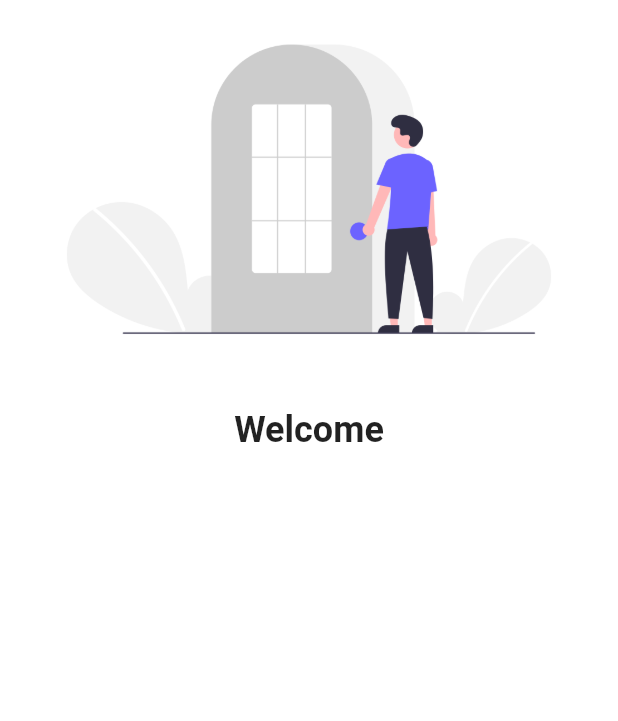
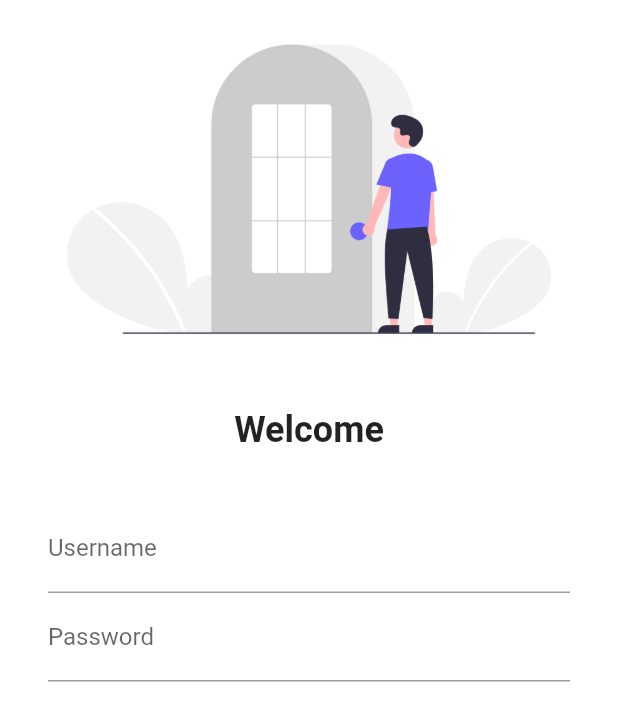
Before and after one commit to musfiqur552608/Catalog_Flutter_APP, a Flutter app: the screen it shows after launch, on a phone screen of 412 x 824 dp. Shown: the top 721 px of the screen. Run offline on Flutter 3.47's test engine with Material 2 defaults, Android fonts, the phone set to English and light mode, and no system bars.

```diff
--- a/lib/pages/login_page.dart
+++ b/lib/pages/login_page.dart
@@ -22,6 +22,29 @@ class LoginPage extends StatelessWidget {
           SizedBox(
             height: 20.0,
           ),
+          Padding(
+            padding: const EdgeInsets.symmetric(vertical: 16.0, horizontal: 32.0),
+            child: Column(
+              children: [
+                TextFormField(
+                  decoration: InputDecoration(
+                    hintText: "Enter username",
+                    labelText: "Username",
+                  ),
+                ),
+                TextFormField(
+                  obscureText: true,
+                  decoration: InputDecoration(
+                    hintText: "Enter password",
+                    labelText: "Password",
+                  ),
+                ),
+                SizedBox(
+                  height: 20.0,
+                ),
+              ],
+            ),
+          )
         ],
 
       ),
```
